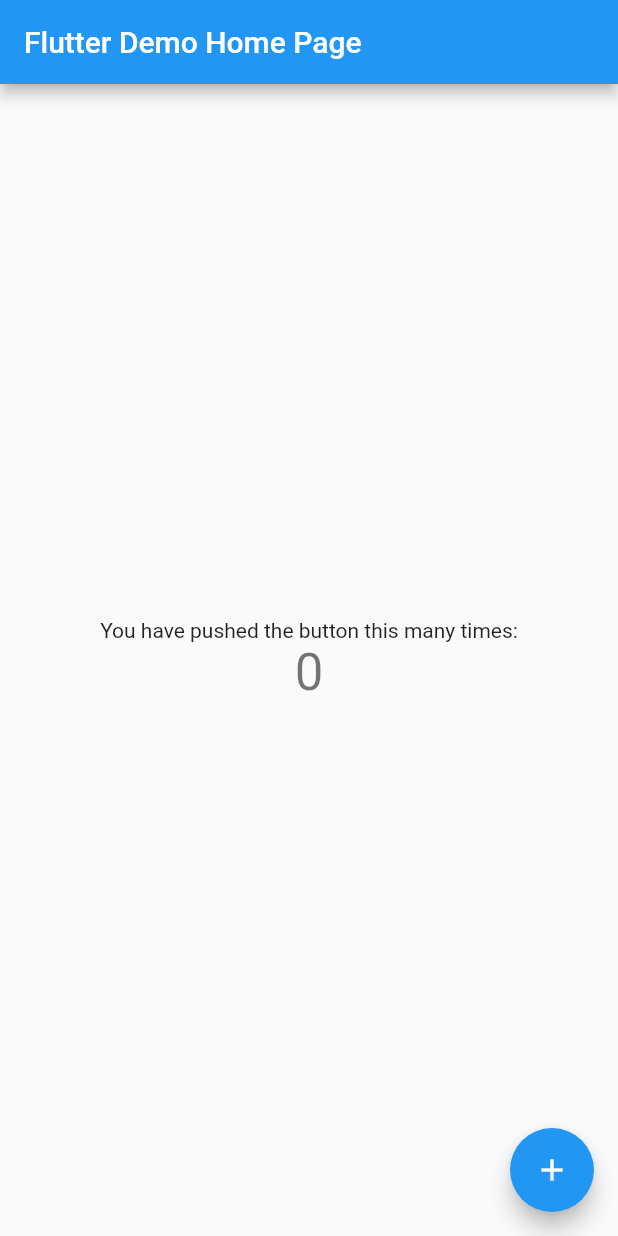
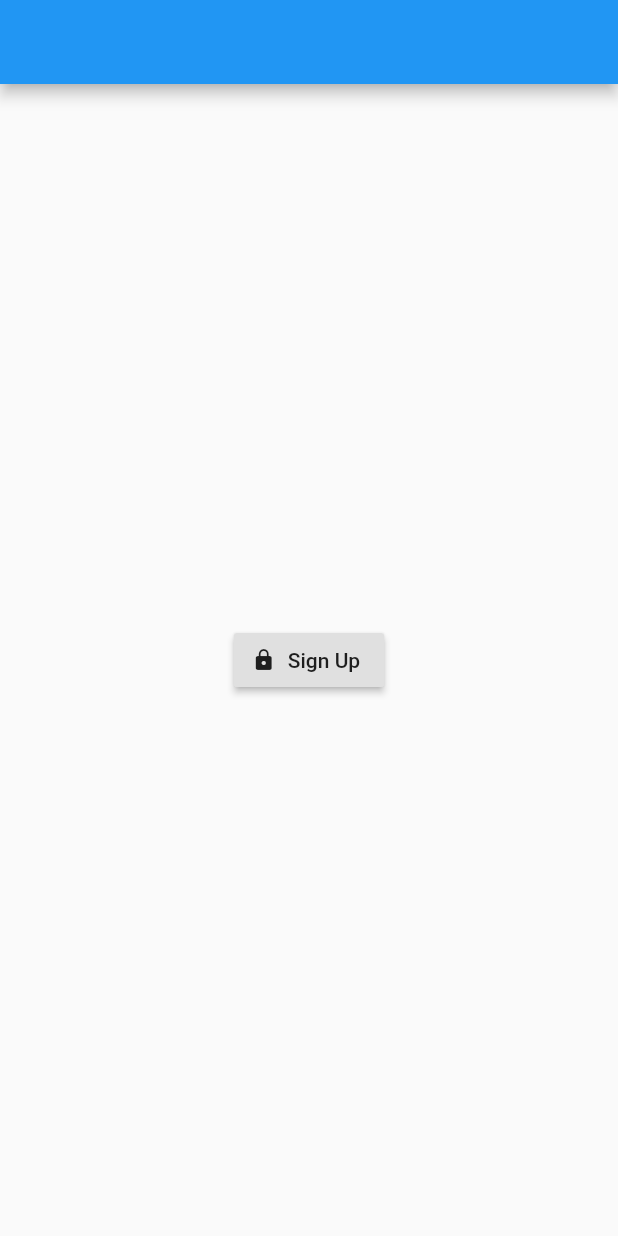
Before and after one commit to muhammadidrees/humwell_signup, a Flutter app: the screen it shows after launch, on a phone screen of 412 x 824 dp. Run offline on Flutter 3.47's test engine with Material 2 defaults, Android fonts, the light colour scheme and no system bars.

Commit message:
Basic directory structure and signup button

```diff
--- a/lib/main.dart
+++ b/lib/main.dart
@@ -1,117 +1,25 @@
 import 'package:flutter/material.dart';
+import 'package:humwell_signup/ui/home.dart';
+import 'package:humwell_signup/ui/signup/signup.dart';
 
 void main() {
   runApp(MyApp());
 }
 
 class MyApp extends StatelessWidget {
-  // This widget is the root of your application.
   @override
   Widget build(BuildContext context) {
     return MaterialApp(
       title: 'Flutter Demo',
       theme: ThemeData(
-        // This is the theme of your application.
-        //
-        // Try running your application with "flutter run". You'll see the
-        // application has a blue toolbar. Then, without quitting the app, try
-        // changing the primarySwatch below to Colors.green and then invoke
-        // "hot reload" (press "r" in the console where you ran "flutter run",
-        // or simply save your changes to "hot reload" in a Flutter IDE).
-        // Notice that the counter didn't reset back to zero; the application
-        // is not restarted.
         primarySwatch: Colors.blue,
-        // This makes the visual density adapt to the platform that you run
-        // the app on. For desktop platforms, the controls will be smaller and
-        // closer together (more dense) than on mobile platforms.
         visualDensity: VisualDensity.adaptivePlatformDensity,
       ),
-      home: MyHomePage(title: 'Flutter Demo Home Page'),
+      initialRoute: HomePage.id,
+      routes: {
+        HomePage.id:  (context) => HomePage(),
+        SignUp.id:    (context) => SignUp(),
+      },
     );
   }
 }
-
-class MyHomePage extends StatefulWidget {
-  MyHomePage({Key key, this.title}) : super(key: key);
-
-  // This widget is the home page of your application. It is stateful, meaning
-  // that it has a State object (defined below) that contains fields that affect
-  // how it looks.
-
-  // This class is the configuration for the state. It holds the values (in this
-  // case the title) provided by the parent (in this case the App widget) and
-  // used by the build method of the State. Fields in a Widget subclass are
-  // always marked "final".
-
-  final String title;
-
-  @override
-  _MyHomePageState createState() => _MyHomePageState();
-}
-
-class _MyHomePageState extends State<MyHomePage> {
-  int _counter = 0;
-
-  void _incrementCounter() {
-    setState(() {
-      // This call to setState tells the Flutter framework that something has
-      // changed in this State, which causes it to rerun the build method below
-      // so that the display can reflect the updated values. If we changed
-      // _counter without calling setState(), then the build method would not be
-      // called again, and so nothing would appear to happen.
-      _counter++;
-    });
-  }
-
-  @override
-  Widget build(BuildContext context) {
-    // This method is rerun every time setState is called, for instance as done
-    // by the _incrementCounter method above.
-    //
-    // The Flutter framework has been optimized to make rerunning build methods
-    // fast, so that you can just rebuild anything that needs updating rather
-    // than having to individually change instances of widgets.
-    return Scaffold(
-      appBar: AppBar(
-        // Here we take the value from the MyHomePage object that was created by
-        // the App.build method, and use it to set our appbar title.
-        title: Text(widget.title),
-      ),
-      body: Center(
-        // Center is a layout widget. It takes a single child and positions it
-        // in the middle of the parent.
-        child: Column(
-          // Column is also a layout widget. It takes a list of children and
-          // arranges them vertically. By default, it sizes itself to fit its
-          // children horizontally, and tries to be as tall as its parent.
-          //
-          // Invoke "debug painting" (press "p" in the console, choose the
-          // "Toggle Debug Paint" action from the Flutter Inspector in Android
-          // Studio, or the "Toggle Debug Paint" command in Visual Studio Code)
-          // to see the wireframe for each widget.
-          //
-          // Column has various properties to control how it sizes itself and
-          // how it positions its children. Here we use mainAxisAlignment to
-          // center the children vertically; the main axis here is the vertical
-          // axis because Columns are vertical (the cross axis would be
-          // horizontal).
-          mainAxisAlignment: MainAxisAlignment.center,
-          children: <Widget>[
-            Text(
-              'You have pushed the button this many times:',
-            ),
-            Text(
-              '$_counter',
-              style: Theme.of(context).textTheme.headline4,
-            ),
-          ],
-        ),
-      ),
-      floatingActionButton: FloatingActionButton(
-        onPressed: _incrementCounter,
-        tooltip: 'Increment',
-        child: Icon(Icons.add),
-      ), // This trailing comma makes auto-formatting nicer for build methods.
-    );
-  }
-}
--- /dev/null
+++ b/lib/ui/home.dart
@@ -0,0 +1,29 @@
+import 'package:flutter/material.dart';
+import 'package:humwell_signup/ui/signup/signup.dart';
+
+class HomePage extends StatelessWidget {
+
+  // id to set route in main
+  static String id = "/home";
+
+  /// title to be displayed in app bar
+  final String title;
+
+  HomePage({Key key, this.title}) : super(key: key);
+
+  @override
+  Widget build(BuildContext context) {
+    return Scaffold(
+      appBar: AppBar(),
+      body: Center(
+        child: RaisedButton.icon(
+          onPressed: (){
+            Navigator.pushNamed(context, SignUp.id);
+          },
+          icon: Icon(Icons.lock, size: 16.0),
+          label: Text("Sign Up"),
+        ),
+      ),
+    );
+  }
+}
--- /dev/null
+++ b/lib/ui/signup/signup.dart
@@ -0,0 +1,16 @@
+import 'package:flutter/material.dart';
+
+class SignUp extends StatelessWidget {
+
+  // id to set route in main
+  static String id = "/signup";
+
+  const SignUp({Key key}) : super(key: key);
+
+  @override
+  Widget build(BuildContext context) {
+    return Scaffold(
+      body: Container(),
+    );
+  }
+}
```
